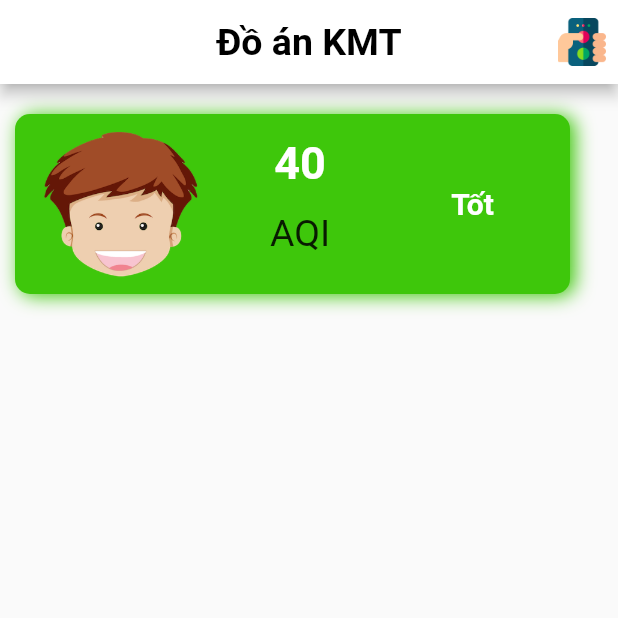
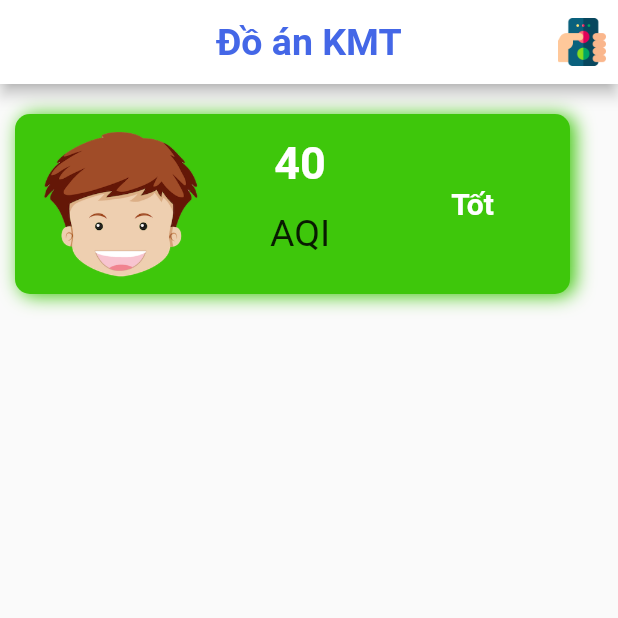
Before and after one commit to nvhuy0702/datn-kmt-2022, a Flutter app: the screen it shows after launch, on a phone screen of 412 x 824 dp, the top half of it. Run offline on Flutter 3.47's test engine with Material 2 defaults, Android fonts, the phone set to English and light mode, and no system bars; our stand-ins replace bloc, equatable, firebase_database, flutter_bloc, flutter_inset_box_shadow, flutter_switch and 2 more; accounts and stored records are empty.

Commit message:
change color title

```diff
--- a/lib/screen/screen_home.dart
+++ b/lib/screen/screen_home.dart
@@ -20,7 +20,7 @@ class _ScreenHomeState extends State<ScreenHome> {
           title: const Text(
             'Đồ án KMT',
             style: TextStyle(
-                color: Colors.black,
+                color: Color(0xff4467E7),
               fontWeight: FontWeight.bold,
               fontSize: 25
             ),
```
